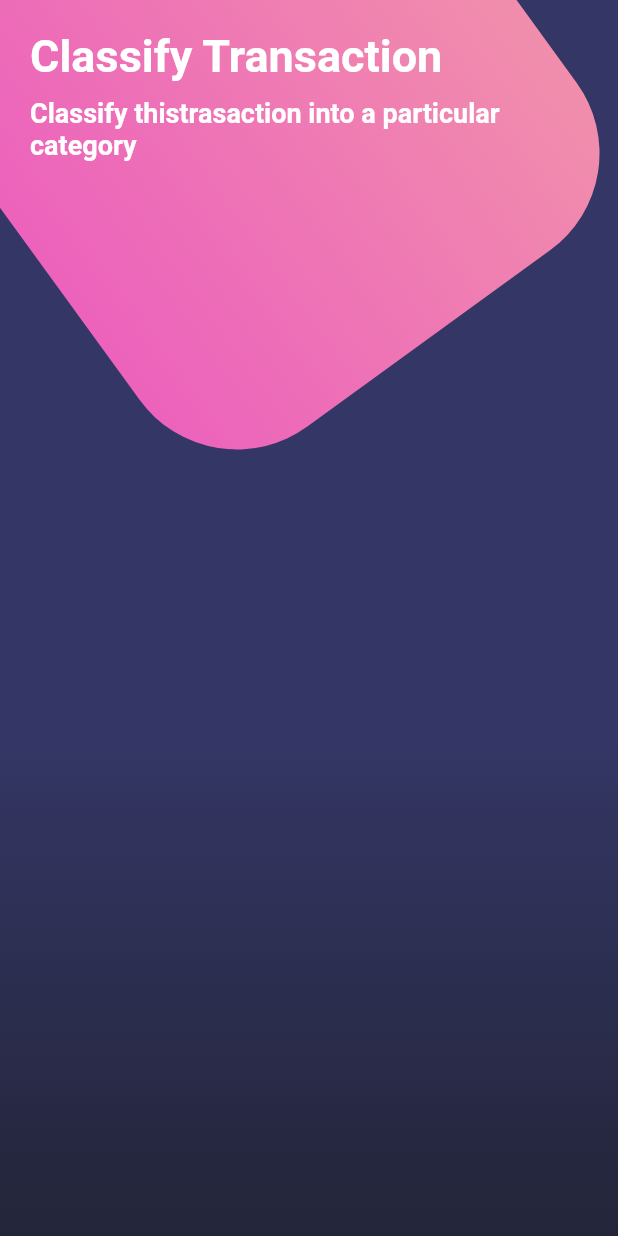
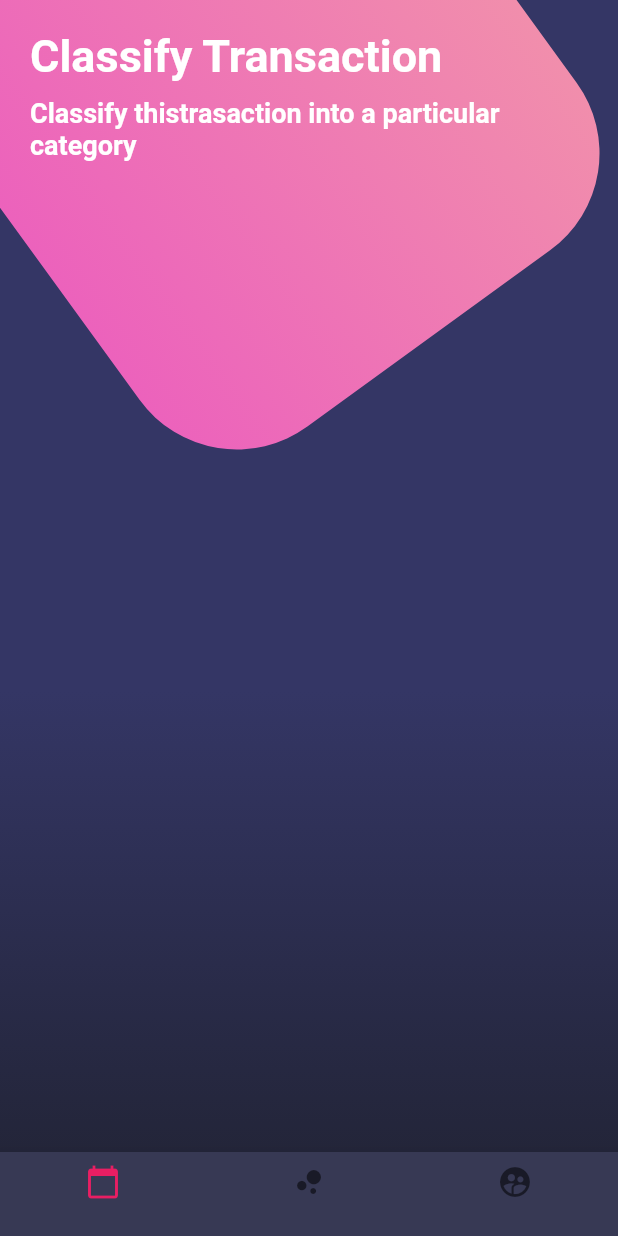
Before and after one commit to kkevin7/design_flutter_app, a Flutter app: the screen it shows after launch, on a phone screen of 412 x 824 dp. Run offline on Flutter 3.47's test engine with Material 2 defaults, Android fonts, the phone set to English and light mode, and no system bars.

```diff
--- a/lib/src/pages/botones_page.dart
+++ b/lib/src/pages/botones_page.dart
@@ -17,7 +17,8 @@ class BotonesPage extends StatelessWidget {
               ),
             ),
           ],
-    ));
+        ),
+        bottomNavigationBar: _bottomNavigationBar(context));
   }
 
   Widget _fondoApp() {
@@ -64,12 +65,53 @@ class BotonesPage extends StatelessWidget {
         child: Column(
           crossAxisAlignment: CrossAxisAlignment.start,
           children: <Widget>[
-            Text('Classify Transaction', style: TextStyle(color: Colors.white, fontSize: 30.0, fontWeight: FontWeight.bold),),
-            SizedBox(height: 10.0,),
-            Text('Classify thistrasaction into a particular category', style: TextStyle(color: Colors.white, fontSize: 18.0, fontWeight: FontWeight.bold)),
+            Text(
+              'Classify Transaction',
+              style: TextStyle(
+                  color: Colors.white,
+                  fontSize: 30.0,
+                  fontWeight: FontWeight.bold),
+            ),
+            SizedBox(
+              height: 10.0,
+            ),
+            Text('Classify thistrasaction into a particular category',
+                style: TextStyle(
+                    color: Colors.white,
+                    fontSize: 18.0,
+                    fontWeight: FontWeight.bold)),
           ],
         ),
       ),
     );
   }
+
+  Widget _bottomNavigationBar(BuildContext context) {
+    return new Theme(
+      data: Theme.of(context).copyWith(
+        canvasColor: Color.fromRGBO(55,57,84,1.0),
+        primaryColor: Colors.pinkAccent,
+        textTheme: Theme.of(context).textTheme.copyWith(
+          caption: TextStyle(color: Color.fromRGBO(116, 177, 152, 1.0))
+        )
+      ),
+      child: BottomNavigationBar(
+        fixedColor: Colors.pink,
+        items: <BottomNavigationBarItem>[
+          BottomNavigationBarItem(
+            icon: Icon(Icons.calendar_today),
+            title: Container(),
+          ),
+          BottomNavigationBarItem(
+            icon: Icon(Icons.bubble_chart),
+            title: Container(),
+          ),
+          BottomNavigationBarItem(
+            icon: Icon(Icons.supervised_user_circle),
+            title: Container(),
+          )
+        ],
+      ),
+    );
   }
+}
```
Lines whose indentation alone changed are shown as unchanged.
